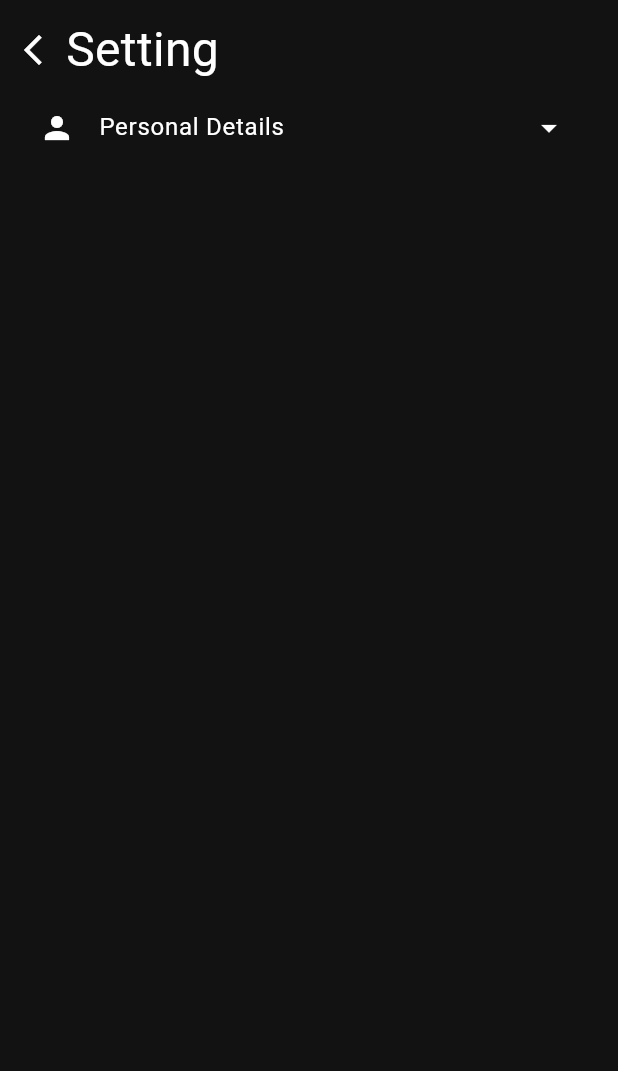
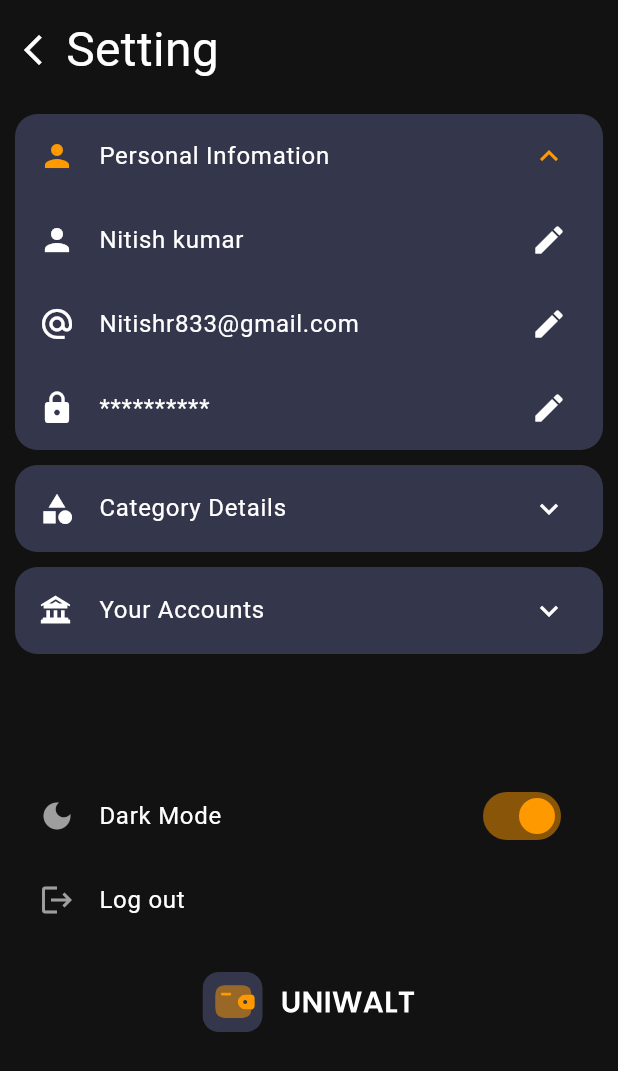
Before and after one commit to MrNitishroy/Expence-Manager-App, a Flutter app: the HomePage screen opened by its route, after a tap on an icon or button, on a phone screen of 412 x 824 dp. Shown: the top 1071 px of the screen. Run offline on Flutter 3.47's test engine with Material 3 defaults, Android fonts, the phone set to English and light mode, and no system bars; our stand-ins replace cloud_firestore, firebase_auth, firebase_core, flutter_slidable, flutter_svg, fluttertoast and 3 more; missing offline and left inert: dart:ffi; accounts and stored records are empty.

```diff
--- a/lib/Components/BottomNaviagtion.dart
+++ b/lib/Components/BottomNaviagtion.dart
@@ -1,5 +1,6 @@
 import 'package:expense_manager/Components/BottomSheetComponets.dart';
 import 'package:expense_manager/Config/Colors.dart';
+import 'package:expense_manager/Controller/BottomSheetController.dart';
 import 'package:flutter/material.dart';
 import 'package:flutter_svg/svg.dart';
 import 'package:get/get.dart';
@@ -9,6 +10,8 @@ class MyBottomNavigation extends StatelessWidget {
 
   @override
   Widget build(BuildContext context) {
+    BottomSheetController bottomSheetController =
+        Get.put(BottomSheetController());
     return Container(
       // color: Colors.red,
       height: 60,
@@ -20,9 +23,10 @@ class MyBottomNavigation extends StatelessWidget {
               splashColor: Colors.transparent,
               highlightColor: Colors.transparent,
               onTap: () {
+
                 Get.bottomSheet(
                   MyBottomSheet(
-                    isIncome: false,
+                    isIncome: true,
                   ),
                   backgroundColor: Colors.transparent,
                   isScrollControlled: true,
@@ -65,9 +69,10 @@ class MyBottomNavigation extends StatelessWidget {
           Expanded(
             child: InkWell(
               onTap: () {
+
                 Get.bottomSheet(
                   MyBottomSheet(
-                    isIncome: true,
+                    isIncome: false,
                   ),
                   backgroundColor: Colors.transparent,
                   isScrollControlled: true,
--- /dev/null
+++ b/lib/Controller/SettingController.dart
@@ -0,0 +1,11 @@
+import 'package:get/get.dart';
+
+class SettingController extends GetxController{
+
+  RxBool isNameEdit = false.obs;
+  RxBool isEmailEdit = false.obs;
+  RxBool isPasswordEdit = false.obs;
+
+
+
+}
--- /dev/null
+++ b/lib/Controller/ThemeController.dart
@@ -0,0 +1,5 @@
+import 'package:get/get.dart';
+
+class ThemeController extends GetxController{
+  RxBool isDark = true.obs;
+}
--- a/lib/Pages/HomePage/HomePage.dart
+++ b/lib/Pages/HomePage/HomePage.dart
@@ -171,7 +171,12 @@ class HomePage extends StatelessWidget {
               () => Column(
                 children: dbController.transactionList
                     .map(
-                      (element) => EntryTile(),
+                      (e) => EntryTile(
+                        amount: e.amount.toString(),
+                        comment: e.comment.toString(),
+                        date: e.date.toString(),
+                        isIncome: e.isIncome!,
+                      ),
                     )
                     .toList(),
               ),
--- a/lib/Pages/HomePage/Widget/EntryTile.dart
+++ b/lib/Pages/HomePage/Widget/EntryTile.dart
@@ -4,7 +4,17 @@ import 'package:flutter_slidable/flutter_slidable.dart';
 import 'package:flutter_svg/svg.dart';
 
 class EntryTile extends StatelessWidget {
-  const EntryTile({super.key});
+  final String comment;
+  final String date;
+  final bool isIncome;
+  final String amount;
+  const EntryTile({
+    super.key,
+    required this.comment,
+    required this.date,
+    required this.isIncome,
+    required this.amount,
+  });
 
   @override
   Widget build(BuildContext context) {
@@ -16,7 +26,7 @@ class EntryTile extends StatelessWidget {
               extentRatio: 0.4,
               children: [
                 SlidableAction(
-                  borderRadius: BorderRadius.only(
+                  borderRadius: const BorderRadius.only(
                       topLeft: Radius.circular(10),
                       bottomLeft: Radius.circular(10)),
                   onPressed: (conte) {},
@@ -25,9 +35,10 @@ class EntryTile extends StatelessWidget {
                   icon: Icons.edit,
                 ),
                 SlidableAction(
-                  borderRadius: BorderRadius.only(
-                      topRight: Radius.circular(10),
-                      bottomRight: Radius.circular(10)),
+                  borderRadius: const BorderRadius.only(
+                    topRight: Radius.circular(10),
+                    bottomRight: Radius.circular(10),
+                  ),
                   onPressed: (s) {},
                   backgroundColor: Theme.of(context).colorScheme.primary,
                   foregroundColor: Colors.white,
@@ -35,39 +46,42 @@ class EntryTile extends StatelessWidget {
                 ),
               ]),
           child: Container(
-            padding: EdgeInsets.all(15),
-            // height: 100,
+            padding: const EdgeInsets.all(15),
             decoration: BoxDecoration(
-                borderRadius: BorderRadius.circular(10),
-                color: Theme.of(context).colorScheme.primaryContainer),
-
+              borderRadius: BorderRadius.circular(10),
+              color: Theme.of(context).colorScheme.primaryContainer,
+            ),
             child: Row(
               mainAxisAlignment: MainAxisAlignment.spaceBetween,
               children: [
                 Row(
                   children: [
                     Container(
-                      padding: EdgeInsets.all(10),
+                      padding: const EdgeInsets.all(10),
                       decoration: BoxDecoration(
-                          color: Theme.of(context).colorScheme.primary,
+                          color: isIncome
+                              ? greenColor
+                              : Theme.of(context).colorScheme.primary,
                           borderRadius: BorderRadius.circular(100)),
                       child: SvgPicture.asset(
                         "Assets/Icons/FoodIcon/food1.svg",
                         width: 30,
                       ),
                     ),
-                    SizedBox(width: 10),
+                    const SizedBox(width: 10),
                     Column(
                       crossAxisAlignment: CrossAxisAlignment.start,
                       mainAxisAlignment: MainAxisAlignment.center,
                       children: [
-                        const Text(
-                          "Buy food items",
-                          style: TextStyle(
-                              fontWeight: FontWeight.bold, fontSize: 20),
+                        Text(
+                          comment,
+                          style: const TextStyle(
+                            fontWeight: FontWeight.bold,
+                            fontSize: 20,
+                          ),
                         ),
                         Text(
-                          "18 jan 2023",
+                          date,
                           style: TextStyle(
                               fontSize: 12,
                               color: Theme.of(context)
@@ -78,10 +92,24 @@ class EntryTile extends StatelessWidget {
                     )
                   ],
                 ),
-                const Text(
-                  "-234",
-                  style: TextStyle(fontWeight: FontWeight.bold, fontSize: 20),
-                ),
+                Row(
+                  children: [
+                    isIncome ? const Text(
+                      "+",
+                      style: TextStyle(
+                          fontWeight: FontWeight.bold, fontSize: 20),
+                    ):const Text(
+                      "-",
+                      style: TextStyle(
+                          fontWeight: FontWeight.bold, fontSize: 20),
+                    ),
+                    Text(
+                      amount,
+                      style: const TextStyle(
+                          fontWeight: FontWeight.bold, fontSize: 20),
+                    ),
+                  ],
+                )
               ],
             ),
           )),
--- /dev/null
+++ b/lib/Pages/ProfilePage/AccountTile.dart
@@ -0,0 +1,99 @@
+import 'package:expense_manager/Pages/HomePage/Widget/Card.dart';
+import 'package:flutter/material.dart';
+import 'package:flutter_svg/flutter_svg.dart';
+import 'package:get/get.dart';
+
+import '../../Controller/CreditcardController.dart';
+
+class AccountTile extends StatelessWidget {
+  const AccountTile({super.key});
+
+  @override
+  Widget build(BuildContext context) {
+    CreditcardController creditcardController = Get.put(CreditcardController());
+    return Container(
+      decoration: BoxDecoration(
+        borderRadius: BorderRadius.circular(15),
+        color: Theme.of(context).colorScheme.primaryContainer,
+      ),
+      child: ExpansionTile(
+
+        collapsedBackgroundColor: Colors.transparent,
+        backgroundColor: Colors.transparent,
+        shape: Border(),
+        leading: SvgPicture.asset(
+          "Assets/Icons/bank.svg",
+          color: Theme.of(context).colorScheme.onBackground,
+        ),
+        title: Text("Your Accounts"),
+        children: [
+          Column(
+              children: creditcardController.accountData
+                  .map(
+                    (e) => ListTile(
+                        title: Text(e.name!),
+                        leading: SvgPicture.asset(
+                          "Assets/Icons/bank.svg",
+                          color:
+                              Theme.of(context).colorScheme.secondaryContainer,
+                        ),
+                        trailing: SizedBox(
+                          width: 70,
+                          child: Row(
+                            children: [
+                              Icon(
+                                Icons.edit,
+                                color: Theme.of(context)
+                                    .colorScheme
+                                    .secondaryContainer,
+                              ),
+                              SizedBox(width: 20),
+                              Icon(
+                                Icons.delete_rounded,
+                                color: Theme.of(context)
+                                    .colorScheme
+                                    .secondaryContainer,
+                              ),
+                            ],
+                          ),
+                        )),
+                  )
+                  .toList()),
+          Padding(
+            padding: EdgeInsets.all(10),
+            child: Row(
+              crossAxisAlignment: CrossAxisAlignment.center,
+              mainAxisAlignment: MainAxisAlignment.spaceBetween,
+              children: [
+                const Icon(Icons.add),
+                const SizedBox(width: 10),
+                const Expanded(
+                    child: TextField(
+                  decoration: InputDecoration(
+                    filled: false,
+                    enabledBorder: InputBorder.none,
+                    border: InputBorder.none,
+                    hintText: "Add New Account",
+                  ),
+                )),
+                InkWell(
+                  child: Container(
+                    width: 30,
+                    height: 30,
+                    decoration: BoxDecoration(
+                      borderRadius: BorderRadius.circular(10),
+                      color: Theme.of(context).colorScheme.primary,
+                    ),
+                    padding: const EdgeInsets.all(6),
+                    child: SvgPicture.asset("Assets/Icons/donw.svg"),
+                  ),
+                ),
+                SizedBox(width: 10),
+              ],
+            ),
+          )
+        ],
+      ),
+    );
+  }
+}
--- /dev/null
+++ b/lib/Pages/ProfilePage/CategoryTile.dart
@@ -0,0 +1,95 @@
+import 'package:flutter/material.dart';
+import 'package:flutter_svg/svg.dart';
+import 'package:get/get.dart';
+
+import '../../Controller/BottomSheetController.dart';
+
+class CategoryTile extends StatelessWidget {
+  const CategoryTile({super.key});
+
+  @override
+  Widget build(BuildContext context) {
+    BottomSheetController bottomSheetController =
+        Get.put(BottomSheetController());
+    return Container(
+      decoration: BoxDecoration(
+        borderRadius: BorderRadius.circular(15),
+        color: Theme.of(context).colorScheme.primaryContainer,
+      ),
+      child: ExpansionTile(
+        collapsedBackgroundColor: Colors.transparent,
+        backgroundColor: Colors.transparent,
+        shape: Border(),
+        leading: Icon(Icons.category),
+        title: Text("Category Details"),
+        children: [
+          Column(
+              children: bottomSheetController.payemntResoneData
+                  .map(
+                    (e) => ListTile(
+                        title: Text(e.name),
+                        leading: SvgPicture.asset(
+                          e.icon,
+                          color:
+                              Theme.of(context).colorScheme.secondaryContainer,
+                        ),
+                        trailing: SizedBox(
+                          width: 70,
+                          child: Row(
+                            children: [
+                              Icon(
+                                Icons.edit,
+                                color: Theme.of(context)
+                                    .colorScheme
+                                    .secondaryContainer,
+                              ),
+                              SizedBox(width: 20),
+                              Icon(
+                                Icons.delete_rounded,
+                                color: Theme.of(context)
+                                    .colorScheme
+                                    .secondaryContainer,
+                              ),
+                            ],
+                          ),
+                        )),
+                  )
+                  .toList()),
+          Padding(
+            padding: EdgeInsets.all(10),
+            child: Row(
+              crossAxisAlignment: CrossAxisAlignment.center,
+              mainAxisAlignment: MainAxisAlignment.spaceBetween,
+              children: [
+                const Icon(Icons.add),
+                const SizedBox(width: 10),
+                const Expanded(
+                    child: TextField(
+                  decoration: InputDecoration(
+                    filled: false,
+                    enabledBorder: InputBorder.none,
+                    border: InputBorder.none,
+                    hintText: "Add New Category",
+                  ),
+                )),
+                InkWell(
+                  child: Container(
+                    width: 30,
+                    height: 30,
+                    decoration: BoxDecoration(
+                      borderRadius: BorderRadius.circular(10),
+                      color: Theme.of(context).colorScheme.primary,
+                    ),
+                    padding: const EdgeInsets.all(6),
+                    child: SvgPicture.asset("Assets/Icons/donw.svg"),
+                  ),
+                ),
+                SizedBox(width: 10),
+              ],
+            ),
+          )
+        ],
+      ),
+    );
+  }
+}
--- /dev/null
+++ b/lib/Pages/ProfilePage/PersonalInfomation.dart
@@ -0,0 +1,100 @@
+import 'package:expense_manager/Controller/SettingController.dart';
+import 'package:flutter/material.dart';
+import 'package:get/get.dart';
+
+class PersonalInfomationTile extends StatelessWidget {
+  const PersonalInfomationTile({super.key});
+
+  @override
+  Widget build(BuildContext context) {
+    SettingController settingController = Get.put(SettingController());
+    return Obx(() => Container(
+          decoration: BoxDecoration(
+            borderRadius: BorderRadius.circular(15),
+            color: Theme.of(context).colorScheme.primaryContainer,
+          ),
+          child: ExpansionTile(
+            initiallyExpanded: true,
+            collapsedBackgroundColor: Colors.transparent,
+            backgroundColor: Colors.transparent,
+            shape: Border(),
+            leading: Icon(Icons.person),
+            title: Text("Personal Infomation"),
+            children: [
+              ListTile(
+                title: settingController.isNameEdit.value
+                    ? const TextField(
+                        decoration: InputDecoration(
+                          filled: false,
+                          enabledBorder: InputBorder.none,
+                          border: InputBorder.none,
+                          hintText: "Enter name",
+                        ),
+                      )
+                    : Text("Nitish kumar"),
+                leading: Icon(Icons.person),
+                trailing: settingController.isNameEdit.value
+                    ? InkWell(
+                        onTap: () {
+                          settingController.isNameEdit.value = false;
+                        },
+                        child: Icon(Icons.save))
+                    : InkWell(
+                        onTap: () {
+                          settingController.isNameEdit.value = true;
+                        },
+                        child: Icon(Icons.edit)),
+              ),
+              ListTile(
+                title: settingController.isEmailEdit.value
+                    ? const TextField(
+                        decoration: InputDecoration(
+                          filled: false,
+                          enabledBorder: InputBorder.none,
+                          border: InputBorder.none,
+                          hintText: "Enter email",
+                        ),
+                      )
+                    : Text("Nitishr833@gmail.com"),
+                leading: Icon(Icons.alternate_email_outlined),
+                trailing: settingController.isEmailEdit.value
+                    ? InkWell(
+                        onTap: () {
+                          settingController.isEmailEdit.value = false;
+                        },
+                        child: Icon(Icons.save))
+                    : InkWell(
+                        onTap: () {
+                          settingController.isEmailEdit.value = true;
+                        },
+                        child: Icon(Icons.edit)),
+              ),
+              ListTile(
+                title: settingController.isPasswordEdit.value
+                    ? const TextField(
+                        decoration: InputDecoration(
+                          filled: false,
+                          enabledBorder: InputBorder.none,
+                          border: InputBorder.none,
+                          hintText: "Enter password",
+                        ),
+                      )
+                    : Text("**********"),
+                leading: Icon(Icons.lock),
+                trailing: settingController.isPasswordEdit.value
+                    ? InkWell(
+                        onTap: () {
+                          settingController.isPasswordEdit.value = false;
+                        },
+                        child: Icon(Icons.save))
+                    : InkWell(
+                        onTap: () {
+                          settingController.isPasswordEdit.value = true;
+                        },
+                        child: Icon(Icons.edit)),
+              )
+            ],
+          ),
+        ));
+  }
+}
--- a/lib/Pages/ProfilePage/ProfilePage.dart
+++ b/lib/Pages/ProfilePage/ProfilePage.dart
@@ -1,18 +1,33 @@
 import 'package:expense_manager/Config/Colors.dart';
+import 'package:expense_manager/Controller/AuthController.dart';
+import 'package:expense_manager/Controller/ThemeController.dart';
+import 'package:expense_manager/Pages/ProfilePage/AccountTile.dart';
+import 'package:expense_manager/Pages/ProfilePage/CategoryTile.dart';
+import 'package:expense_manager/Pages/ProfilePage/PersonalInfomation.dart';
 import 'package:flutter/material.dart';
+import 'package:flutter_svg/svg.dart';
+import 'package:get/get.dart';
 
 class ProfilePage extends StatelessWidget {
   const ProfilePage({super.key});
 
   @override
   Widget build(BuildContext context) {
+    AuthController authController = Get.put(AuthController());
+    ThemeController themeController = Get.put(ThemeController());
     return Scaffold(
       body: Padding(
         padding: const EdgeInsets.all(10),
         child: SafeArea(
-            child: Column(
+            child: ListView(
           children: [
-            Row(
+            InkWell(
+              splashColor: Colors.transparent,
+              highlightColor: Colors.transparent,
+              onTap: () {
+                Get.back();
+              },
+              child: const Row(
                 children: [
                   Icon(Icons.arrow_back_ios_new),
                   SizedBox(width: 10),
@@ -22,40 +37,52 @@ class ProfilePage extends StatelessWidget {
                   )
                 ],
               ),
-            ExpansionTile(
-              leading: Icon(Icons.person),
-              title: Text("Personal Details"),
-              trailing: Icon(Icons.arrow_drop_down),
+            ),
+            SizedBox(height: 20),
+            PersonalInfomationTile(),
+            SizedBox(height: 10),
+            CategoryTile(),
+            SizedBox(height: 10),
+            AccountTile(),
+            SizedBox(height: 80),
+            Obx(
+              () => ListTile(
+                title: themeController.isDark.value
+                    ? Text("Dark Mode")
+                    : Text("Light Mode"),
+                trailing: Switch(
+                  value: themeController.isDark.value,
+                  onChanged: (value) {
+                    themeController.isDark.value = value;
+                    Get.changeThemeMode(themeController.isDark.value
+                        ? ThemeMode.dark
+                        : ThemeMode.light);
+                  },
+                  activeColor: Theme.of(context).colorScheme.primary,
+                ),
+                leading: Icon(
+                  Icons.dark_mode,
+                  color: Theme.of(context).colorScheme.secondaryContainer,
+                ),
+              ),
+            ),
+            ListTile(
+              onTap: () {
+                authController.logOut();
+              },
+              title: Text("Log out"),
+              leading: Icon(
+                Icons.logout,
+                color: Theme.of(context).colorScheme.secondaryContainer,
+              ),
+            ),
+            SizedBox(height: 20),
+            Row(
+              mainAxisAlignment: MainAxisAlignment.center,
               children: [
-                Container(
-                  decoration: BoxDecoration(
-                      color: darkDivColor,
-                      borderRadius: BorderRadius.circular(10)),
-                  child: Padding(
-                    padding: const EdgeInsets.all(10),
-                    child: Column(
-                      children: [
-                        Row(
-                          children: [
-                            Icon(Icons.account_balance_outlined),
-                            SizedBox(width: 10),
-                            Text(
-                              "Your Accounts",
-                              style: TextStyle(fontSize: 18),
-                            ),
-                          ],
-                        ),
-                        Row(
-                          children: [
-                            Text("Personal"),
+                SvgPicture.asset("Assets/Icons/logoBananner.svg"),
               ],
             )
-                      ],
-                    ),
-                  ),
-                )
-              ],
-            ),
           ],
         )),
       ),
```
Also changed, not shown: Assets/Icons/bank.svg (added), Assets/Icons/logoBananner.svg (added). Lines whose indentation alone changed are shown as unchanged.
